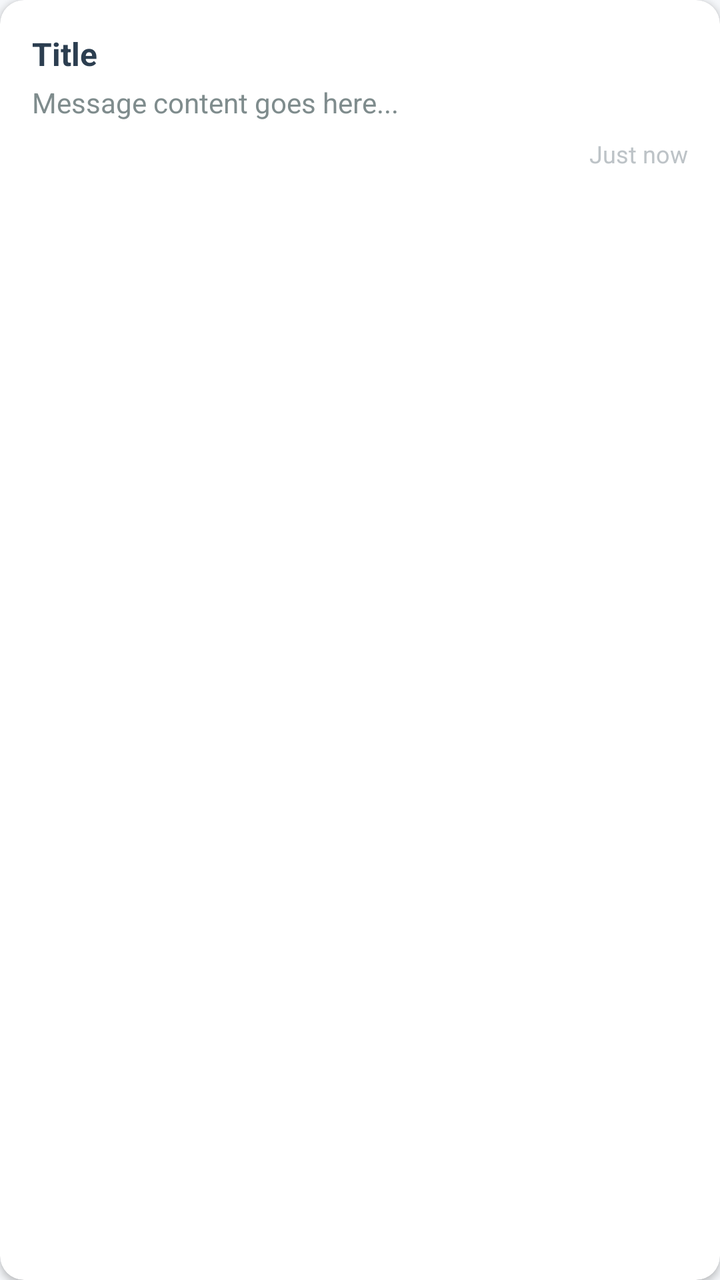
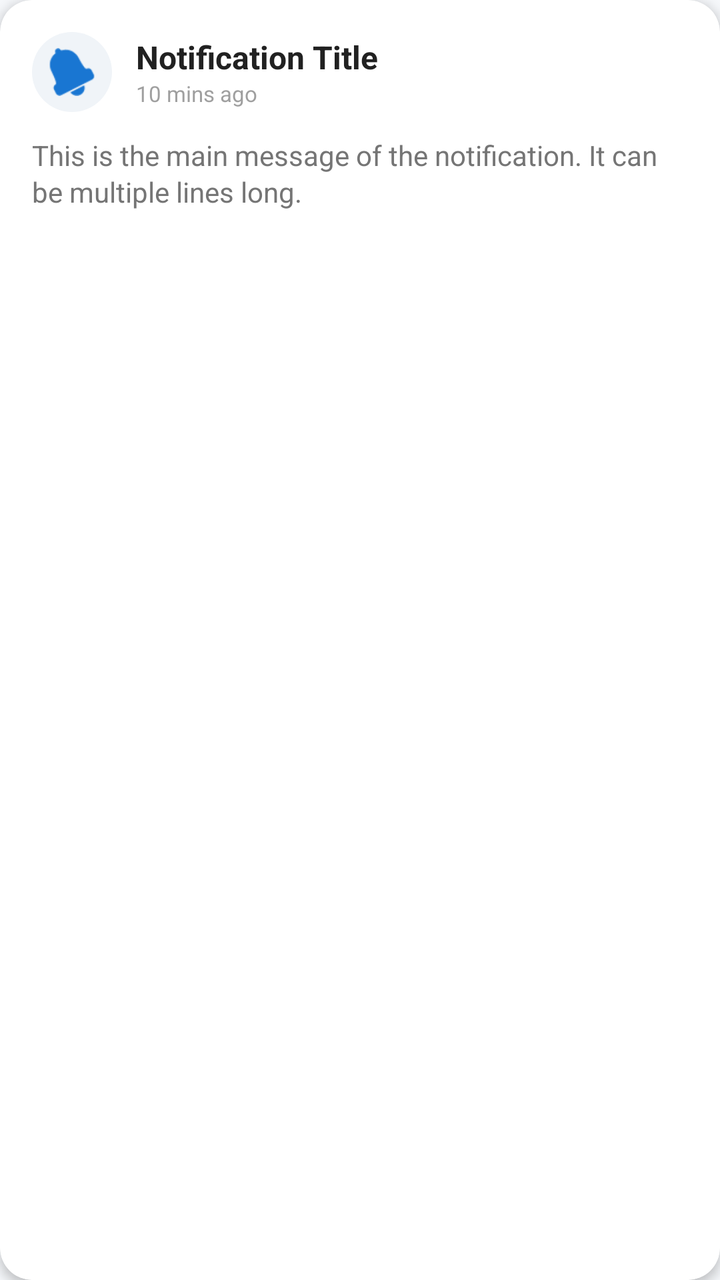

Before-and-after screenshots of an Android layout around one commit, followed by the original layout XML and the change that was made.
<!-- AndroidManifest.xml: application theme Theme.Demoapp -->
<!-- res/layout/item_notification.xml -->
<?xml version="1.0" encoding="utf-8"?>
<androidx.cardview.widget.CardView xmlns:android="http://schemas.android.com/apk/res/android"
    xmlns:app="http://schemas.android.com/apk/res-auto"
    android:layout_width="match_parent"
    android:layout_height="wrap_content"
    android:layout_margin="8dp"
    app:cardCornerRadius="12dp"
    app:cardElevation="2dp">

    <LinearLayout
        android:layout_width="match_parent"
        android:layout_height="wrap_content"
        android:orientation="vertical"
        android:padding="16dp">

        <TextView
            android:id="@+id/notifTitle"
            android:layout_width="wrap_content"
            android:layout_height="wrap_content"
            android:text="Title"
            android:textColor="#2C3E50"
            android:textSize="16sp"
            android:textStyle="bold" />

        <TextView
            android:id="@+id/notifMessage"
            android:layout_width="wrap_content"
            android:layout_height="wrap_content"
            android:layout_marginTop="4dp"
            android:text="Message content goes here..."
            android:textColor="#7F8C8D"
            android:textSize="14sp" />

        <TextView
            android:id="@+id/notifTime"
            android:layout_width="wrap_content"
            android:layout_height="wrap_content"
            android:layout_gravity="end"
            android:layout_marginTop="8dp"
            android:text="Just now"
            android:textColor="#BDC3C7"
            android:textSize="12sp" />

    </LinearLayout>
</androidx.cardview.widget.CardView>
<!-- resources referenced by this layout -->
<resources>
  <style name="Theme.Demoapp" parent="Base.Theme.Demoapp" />
  <style name="Base.Theme.Demoapp" parent="Theme.Material3.Light.NoActionBar">
          <item name="colorPrimary">@color/blue_primary</item>
          <item name="colorOnPrimary">@color/white</item>
          <item name="android:windowBackground">@color/bg_light</item>
          <item name="colorSurface">@color/card_bg_light</item>
          <item name="colorOnSurface">@color/text_primary_light</item>
          <item name="android:textColorPrimary">@color/text_primary_light</item>
          <item name="android:textColorSecondary">@color/text_secondary_light</item>
          <item name="android:colorControlHighlight">#20000000</item>
      </style>
  <color name="blue_primary">#1976D2</color>
  <color name="white">#FFFFFFFF</color>
  <color name="bg_light">#F5F7FA</color>
  <color name="card_bg_light">#FFFFFF</color>
  <color name="text_primary_light">#212121</color>
  <color name="text_secondary_light">#757575</color>
</resources>

<!-- the commit's change to res/layout/item_notification.xml (unified diff, before → after) -->
@@ -3,9 +3,11 @@
     xmlns:app="http://schemas.android.com/apk/res-auto"
     android:layout_width="match_parent"
     android:layout_height="wrap_content"
-    android:layout_margin="8dp"
-    app:cardCornerRadius="12dp"
-    app:cardElevation="2dp">
+    android:layout_marginHorizontal="12dp"
+    android:layout_marginVertical="6dp"
+    app:cardBackgroundColor="?attr/colorSurface"
+    app:cardCornerRadius="16dp"
+    app:cardElevation="3dp">
 
     <LinearLayout
         android:layout_width="match_parent"
@@ -13,33 +15,77 @@
         android:orientation="vertical"
         android:padding="16dp">
 
-        <TextView
-            android:id="@+id/notifTitle"
-            android:layout_width="wrap_content"
+        <LinearLayout
+            android:layout_width="match_parent"
             android:layout_height="wrap_content"
-            android:text="Title"
-            android:textColor="#2C3E50"
-            android:textSize="16sp"
-            android:textStyle="bold" />
+            android:orientation="horizontal"
+            android:gravity="center_vertical">
+
+            <ImageView
+                android:id="@+id/notifIcon"
+                android:layout_width="40dp"
+                android:layout_height="40dp"
+                android:padding="8dp"
+                android:background="@drawable/circle_bg_light"
+                android:src="@android:drawable/ic_popup_reminder"
+                app:tint="?attr/colorPrimary" />
+
+            <LinearLayout
+                android:layout_width="0dp"
+                android:layout_height="wrap_content"
+                android:layout_marginStart="12dp"
+                android:layout_weight="1"
+                android:orientation="vertical">
+
+                <TextView
+                    android:id="@+id/notifTitle"
+                    android:layout_width="wrap_content"
+                    android:layout_height="wrap_content"
+                    android:text="Notification Title"
+                    android:textColor="?android:attr/textColorPrimary"
+                    android:textSize="16sp"
+                    android:textStyle="bold" />
+
+                <TextView
+                    android:id="@+id/notifTime"
+                    android:layout_width="wrap_content"
+                    android:layout_height="wrap_content"
+                    android:text="10 mins ago"
+                    android:textColor="?android:attr/textColorSecondary"
+                    android:alpha="0.7"
+                    android:textSize="11sp" />
+            </LinearLayout>
+
+            <View
+                android:id="@+id/unreadDot"
+                android:layout_width="8dp"
+                android:layout_height="8dp"
+                android:background="@android:color/holo_red_dark"
+                android:visibility="gone" />
+        </LinearLayout>
 
         <TextView
             android:id="@+id/notifMessage"
-            android:layout_width="wrap_content"
+            android:layout_width="match_parent"
             android:layout_height="wrap_content"
-            android:layout_marginTop="4dp"
-            android:text="Message content goes here..."
-            android:textColor="#7F8C8D"
-            android:textSize="14sp" />
+            android:layout_marginTop="12dp"
+            android:text="This is the main message of the notification. It can be multiple lines long."
+            android:textColor="?android:attr/textColorSecondary"
+            android:textSize="14sp"
+            android:lineSpacingExtra="2dp" />
 
-        <TextView
-            android:id="@+id/notifTime"
+        <com.google.android.material.button.MaterialButton
+            android:id="@+id/btnViewDetails"
+            style="@style/Widget.MaterialComponents.Button.TextButton"
             android:layout_width="wrap_content"
             android:layout_height="wrap_content"
             android:layout_gravity="end"
             android:layout_marginTop="8dp"
-            android:text="Just now"
-            android:textColor="#BDC3C7"
-            android:textSize="12sp" />
+            android:text="VIEW COMPLAINT DETAILS"
+            android:textColor="?attr/colorPrimary"
+            android:textSize="12sp"
+            android:textStyle="bold"
+            android:visibility="gone" />
 
     </LinearLayout>
 </androidx.cardview.widget.CardView>
<!-- resource entries referenced after the edit -->
@@ -1,5 +1,11 @@
 <!-- resources referenced by this layout -->
 <resources>
+  <!-- drawable circle_bg_light (drawable) -->
+  <?xml version="1.0" encoding="utf-8"?>
+  <shape xmlns:android="http://schemas.android.com/apk/res/android"
+      android:shape="oval">
+      <solid android:color="#F0F4F8" />
+  </shape>
   <style name="Theme.Demoapp" parent="Base.Theme.Demoapp" />
   <style name="Base.Theme.Demoapp" parent="Theme.Material3.Light.NoActionBar">
           <item name="colorPrimary">@color/blue_primary</item>
@@ -7,6 +13,8 @@
           <item name="android:windowBackground">@color/bg_light</item>
           <item name="colorSurface">@color/card_bg_light</item>
           <item name="colorOnSurface">@color/text_primary_light</item>
+          <item name="colorSurfaceVariant">#F5F5F5</item>
+          <item name="colorOnSurfaceVariant">@color/text_secondary_light</item>
           <item name="android:textColorPrimary">@color/text_primary_light</item>
           <item name="android:textColorSecondary">@color/text_secondary_light</item>
           <item name="android:colorControlHighlight">#20000000</item>
